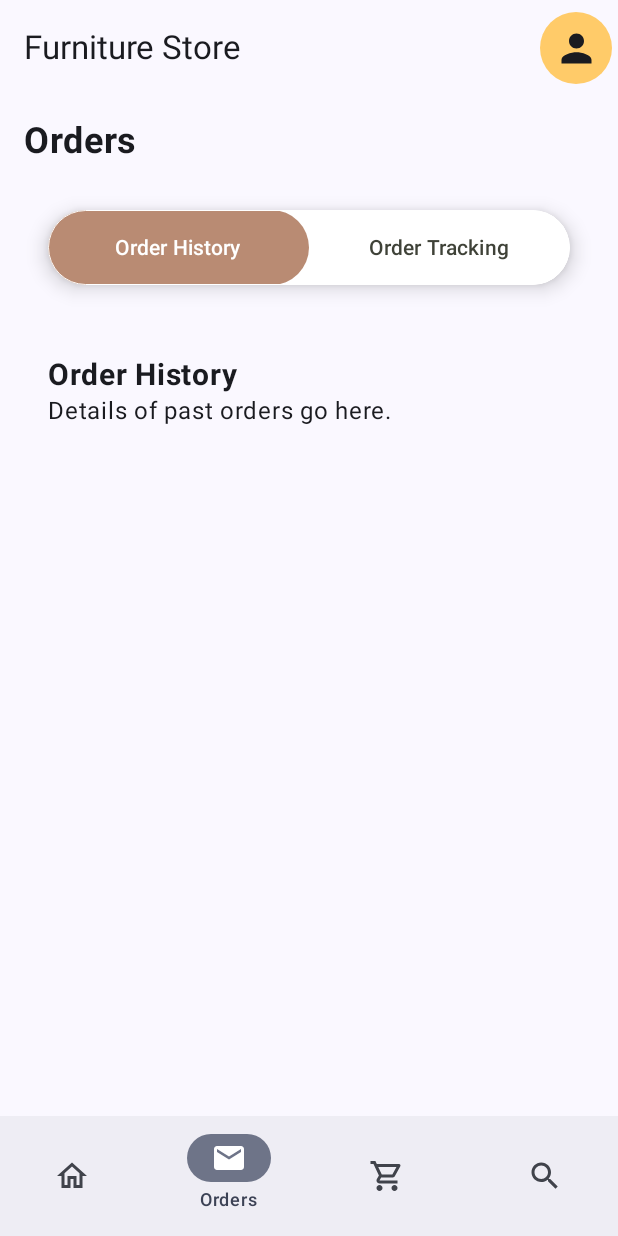
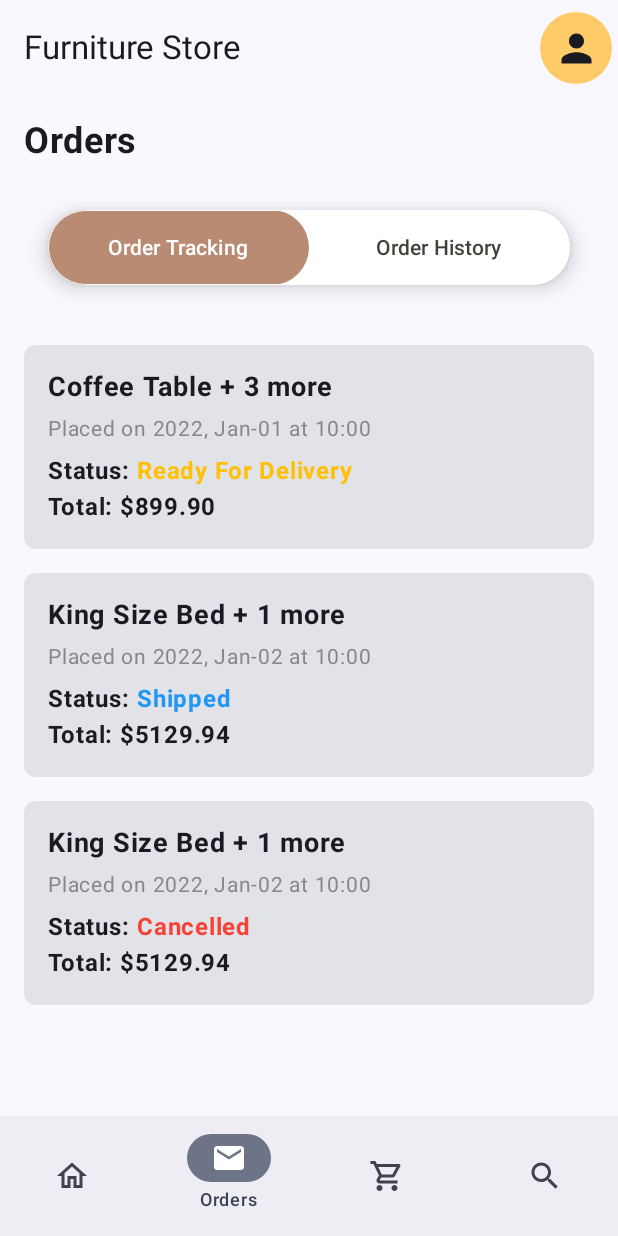
Before and after one commit to JaninduDiz/eCommerce-Android-App, an Android app built with Jetpack Compose: the screen it shows after launch (MainActivity), item 2 of the bottom bar chosen, on a phone screen of 412 x 824 dp. Run offline under Robolectric (Android 15) with nearby library versions, the phone set to English and light mode, and no system bars.

Commit message:
implement Order screen

```diff
--- a/app/src/main/java/com/example/shoppingapp/models/Order.kt
+++ b/app/src/main/java/com/example/shoppingapp/models/Order.kt
@@ -127,5 +127,43 @@ val sampleOrders = listOf(
         cancellationReason = null,
         note = "Deliver to the second floor.",
         createdAt = LocalDateTime.of(2022, 1, 2, 10, 0)
+    ),
+    Order(
+        id = "order_1727715349667",
+        customerId = "customer_456",
+        items = listOf(
+            OrderItem(
+                product = Product(
+                    productId = "20",
+                    name = "King Size Bed",
+                    category = Category(categoryId = "4", name = "Bedroom Furniture"),
+                    vendorId = "vendor3",
+                    isActive = true,
+                    price = 999.99,
+                    description = "King size bed with upholstered headboard and wooden frame.",
+                    stock = 4
+                ),
+                quantity = 5,
+                isDelivered = true
+            ),
+            OrderItem(
+                product = Product(
+                    productId = "21",
+                    name = "Nightstand",
+                    category = Category(categoryId = "4", name = "Bedroom Furniture"),
+                    vendorId = "vendor3",
+                    isActive = true,
+                    price = 129.99,
+                    description = "Modern nightstand with drawer and open shelf.",
+                    stock = 10
+                ),
+                quantity = 1,
+                isDelivered = true
+            )
+        ),
+        status = 4,
+        cancellationReason = null,
+        note = "Deliver to the second floor.",
+        createdAt = LocalDateTime.of(2022, 1, 2, 10, 0)
     )
 )
--- a/app/src/main/java/com/example/shoppingapp/views/OrderDetailsScreen.kt
+++ b/app/src/main/java/com/example/shoppingapp/views/OrderDetailsScreen.kt
@@ -6,11 +6,22 @@ import android.widget.Toast
 import androidx.annotation.RequiresApi
 import androidx.compose.foundation.Image
 import androidx.compose.foundation.clickable
-import androidx.compose.foundation.layout.*
+import androidx.compose.foundation.layout.Arrangement
+import androidx.compose.foundation.layout.Column
+import androidx.compose.foundation.layout.Row
+import androidx.compose.foundation.layout.Spacer
+import androidx.compose.foundation.layout.fillMaxSize
+import androidx.compose.foundation.layout.fillMaxWidth
+import androidx.compose.foundation.layout.height
+import androidx.compose.foundation.layout.padding
+import androidx.compose.foundation.layout.size
+import androidx.compose.foundation.layout.width
 import androidx.compose.foundation.lazy.LazyColumn
 import androidx.compose.foundation.lazy.items
 import androidx.compose.foundation.shape.RoundedCornerShape
-import androidx.compose.material3.*
+import androidx.compose.material3.ButtonDefaults
+import androidx.compose.material3.Card
+import androidx.compose.material3.Text
 import androidx.compose.runtime.Composable
 import androidx.compose.runtime.getValue
 import androidx.compose.runtime.mutableStateOf
@@ -124,8 +135,8 @@ fun OrderDetailsScreen(navController: NavController, orderId: String, orderState
 @Composable
 fun orderStatusText(status: Int): Pair<String, Color> {
     return when (status) {
-        0 -> "Placed" to Color(0xFF4CAF50) // Green
-        1 -> "Processing" to Color(0xFFFFC107) // Amber
+        0 -> "Processing" to Color(0xFF4CAF50) // Green
+        1 -> "Ready For Delivery" to Color(0xFFFFC107) // Amber
         2 -> "Shipped" to Color(0xFF2196F3) // Blue
         3 -> "Delivered" to Color(0xFF8BC34A) // Light Green
         4 -> "Cancelled" to Color(0xFFF44336) // Red
--- /dev/null
+++ b/app/src/main/java/com/example/shoppingapp/views/components/OrderSummaryCard.kt
@@ -0,0 +1,110 @@
+package com.example.shoppingapp.views.components
+
+import android.os.Build
+import androidx.annotation.RequiresApi
+import androidx.compose.foundation.clickable
+import androidx.compose.foundation.layout.Arrangement
+import androidx.compose.foundation.layout.Column
+import androidx.compose.foundation.layout.Row
+import androidx.compose.foundation.layout.fillMaxWidth
+import androidx.compose.foundation.layout.padding
+import androidx.compose.foundation.shape.RoundedCornerShape
+import androidx.compose.material3.Card
+import androidx.compose.material3.Text
+import androidx.compose.runtime.Composable
+import androidx.compose.ui.Modifier
+import androidx.compose.ui.graphics.Color
+import androidx.compose.ui.platform.LocalContext
+import androidx.compose.ui.text.font.FontWeight
+import androidx.compose.ui.tooling.preview.Preview
+import androidx.compose.ui.unit.dp
+import androidx.compose.ui.unit.sp
+import androidx.navigation.NavController
+import androidx.navigation.compose.rememberNavController
+import com.example.shoppingapp.models.Order
+import com.example.shoppingapp.models.sampleOrders
+import com.example.shoppingapp.views.orderStatusText
+import java.time.format.DateTimeFormatter
+
+@RequiresApi(Build.VERSION_CODES.O)
+@Composable
+fun OrderSummaryCard(
+    order: Order,
+    navController: NavController,
+) {
+    val context = LocalContext.current
+
+    // Format the date in "YYYY, MMM-DD at HH:mm"
+    val formattedDate = order.createdAt.format(DateTimeFormatter.ofPattern("yyyy, MMM-dd 'at' HH:mm"))
+
+    // Calculate total price
+    val totalAmount = order.items.sumOf { it.product.price * it.quantity }
+
+    // Extract the first product name
+    val firstProductName = order.items.first().product.name
+    val otherProductsCount = order.items.size - 1
+
+    // Title showing first product + other product count
+    val title = if (otherProductsCount > 0) {
+        "$firstProductName + $otherProductsCount more"
+    } else {
+        firstProductName
+    }
+
+    // Card to display order information
+    Card(
+        modifier = Modifier
+            .fillMaxWidth()
+            .padding(vertical = 8.dp)
+            .clickable {
+                // Navigate to the OrderDetails screen with the order ID
+                navController.navigate("orderDetails/${order.id}/false")
+            },
+       // elevation = 4.dp,
+        shape = RoundedCornerShape(8.dp)
+    ) {
+        Column(
+            modifier = Modifier.padding(16.dp)
+        ) {
+            Text(
+                text = title,
+                fontWeight = FontWeight.Bold,
+                fontSize = 18.sp,
+                modifier = Modifier.padding(bottom = 4.dp)
+            )
+            Text(
+                text = "Placed on $formattedDate",
+                fontSize = 14.sp,
+                color = Color.Gray,
+                modifier = Modifier.padding(bottom = 4.dp)
+            )
+            // Get the status text and color from the orderStatusText function
+            val (statusText, statusColor) = orderStatusText(order.status)
+            Row(
+                modifier = Modifier.fillMaxWidth(),
+                horizontalArrangement = Arrangement.Absolute.Left
+            ) {
+                Text(text = "Status: ", fontWeight = FontWeight.Bold)
+                Text(text = statusText, fontWeight = FontWeight.Bold, color = statusColor)
+            }
+            Text(
+                text = "Total: $${"%.2f".format(totalAmount)}",
+                fontWeight = FontWeight.Bold,
+                fontSize = 16.sp
+            )
+        }
+    }
+}
+
+@RequiresApi(Build.VERSION_CODES.O)
+@Preview(showBackground = true)
+@Composable
+fun OrderSummaryCardPreview() {
+    val sampleOrder = sampleOrders.first()
+    val navController = rememberNavController()
+
+    OrderSummaryCard(
+        order = sampleOrder,
+        navController = navController,
+    )
+}
--- /dev/null
+++ b/app/src/main/java/com/example/shoppingapp/views/components/OrderTrackingComponent.kt
@@ -0,0 +1,35 @@
+package com.example.shoppingapp.views.components
+
+import android.os.Build
+import androidx.annotation.RequiresApi
+import androidx.compose.foundation.layout.Column
+import androidx.compose.runtime.Composable
+import androidx.compose.ui.tooling.preview.Preview
+import androidx.navigation.NavController
+import androidx.navigation.compose.rememberNavController
+import com.example.shoppingapp.models.sampleOrders
+import com.example.shoppingapp.ui.theme.ShoppingAppTheme
+
+@RequiresApi(Build.VERSION_CODES.O)
+@Composable
+fun OrderTrackingComponent(navController: NavController) {
+    val orders = sampleOrders
+
+    Column {
+        for (order in orders) {
+            OrderSummaryCard(order = order, navController = navController)
+        }
+    }
+
+}
+
+@RequiresApi(Build.VERSION_CODES.O)
+@Preview(showBackground = true)
+@Composable
+fun OrderTrackingComponentPreview() {
+    ShoppingAppTheme {
+        OrderTrackingComponent(
+            navController = rememberNavController(),
+        )
+    }
+}
--- a/app/src/main/java/com/example/shoppingapp/views/tabViews/OrdersScreen.kt
+++ b/app/src/main/java/com/example/shoppingapp/views/tabViews/OrdersScreen.kt
@@ -1,31 +1,45 @@
 package com.example.shoppingapp.views.tabViews
 
+import android.os.Build
+import androidx.annotation.RequiresApi
 import androidx.compose.foundation.background
 import androidx.compose.foundation.border
-import androidx.compose.material3.Text
-import androidx.compose.runtime.Composable
-import androidx.compose.ui.Modifier
-import androidx.compose.ui.tooling.preview.Preview
-import androidx.compose.ui.unit.dp
-import androidx.compose.ui.unit.sp
-import androidx.compose.foundation.layout.*
+import androidx.compose.foundation.layout.Arrangement
+import androidx.compose.foundation.layout.Column
+import androidx.compose.foundation.layout.Row
+import androidx.compose.foundation.layout.Spacer
+import androidx.compose.foundation.layout.fillMaxSize
+import androidx.compose.foundation.layout.fillMaxWidth
+import androidx.compose.foundation.layout.height
+import androidx.compose.foundation.layout.padding
 import androidx.compose.foundation.shape.RoundedCornerShape
 import androidx.compose.material3.Button
 import androidx.compose.material3.ButtonDefaults
+import androidx.compose.material3.Text
+import androidx.compose.runtime.Composable
 import androidx.compose.runtime.getValue
 import androidx.compose.runtime.mutableIntStateOf
 import androidx.compose.runtime.remember
 import androidx.compose.runtime.setValue
 import androidx.compose.ui.Alignment
+import androidx.compose.ui.Modifier
 import androidx.compose.ui.draw.shadow
 import androidx.compose.ui.graphics.Color
 import androidx.compose.ui.text.font.FontWeight
+import androidx.compose.ui.tooling.preview.Preview
+import androidx.compose.ui.unit.dp
+import androidx.compose.ui.unit.sp
 import androidx.navigation.NavController
 import androidx.navigation.compose.rememberNavController
 import com.example.shoppingapp.ui.theme.ShoppingAppTheme
+import com.example.shoppingapp.views.components.OrderHistoryComponent
+import com.example.shoppingapp.views.components.OrderTrackingComponent
 
+@RequiresApi(Build.VERSION_CODES.O)
 @Composable
 fun OrdersScreen(navController: NavController) {
+    var selectedTab by remember { mutableIntStateOf(0) }
+
     Column(
         modifier = Modifier
             .fillMaxSize()
@@ -38,14 +52,20 @@ fun OrdersScreen(navController: NavController) {
             modifier = Modifier.padding(bottom = 16.dp)
         )
 
-        OrderSelector()
+        OrderSelector(selectedTab = selectedTab, onTabSelected = { selectedTab = it })
+
+        Spacer(modifier = Modifier.height(16.dp))
+
+        when (selectedTab) {
+            0 -> OrderTrackingComponent(navController)
+            1 -> OrderHistoryComponent(navController)
+        }
     }
 }
 
+@RequiresApi(Build.VERSION_CODES.O)
 @Composable
-fun OrderSelector() {
-    var selectedTab by remember { mutableIntStateOf(0) }
-
+fun OrderSelector(selectedTab: Int, onTabSelected: (Int) -> Unit) {
     val activeButtonColor = Color(0xFFB98B73)  // Active button background color
     val inactiveButtonColor = Color.White
     val activeTextColor = Color.White
@@ -62,9 +82,9 @@ fun OrderSelector() {
         horizontalArrangement = Arrangement.SpaceBetween,
         verticalAlignment = Alignment.CenterVertically
     ) {
-        // Order History Button
+        // Order Tracking Button
         Button(
-            onClick = { selectedTab = 0 },
+            onClick = { onTabSelected(0) }, // Update the selectedTab when clicked
             colors = ButtonDefaults.buttonColors(
                 containerColor = if (selectedTab == 0) activeButtonColor else inactiveButtonColor
             ),
@@ -72,17 +92,16 @@ fun OrderSelector() {
             modifier = Modifier
                 .weight(1f)
                 .height(50.dp)
-
         ) {
             Text(
-                text = "Order History",
+                text = "Order Tracking",
                 color = if (selectedTab == 0) activeTextColor else inactiveTextColor
             )
         }
 
-        // Order Tracking Button
+        // Order History Button
         Button(
-            onClick = { selectedTab = 1 },
+            onClick = { onTabSelected(1) }, // Update the selectedTab when clicked
             colors = ButtonDefaults.buttonColors(
                 containerColor = if (selectedTab == 1) activeButtonColor else inactiveButtonColor
             ),
@@ -90,51 +109,16 @@ fun OrderSelector() {
             modifier = Modifier
                 .weight(1f)
                 .height(50.dp)
-
         ) {
             Text(
-                text = "Order Tracking",
+                text = "Order History",
                 color = if (selectedTab == 1) activeTextColor else inactiveTextColor
             )
         }
     }
-
-    Spacer(modifier = Modifier.height(16.dp))
-
-
-    when (selectedTab) {
-        0 -> OrderHistoryComponent()
-        1 -> OrderTrackingComponent()
-    }
 }
 
-
-@Composable
-fun OrderHistoryComponent() {
-    Column(
-        modifier = Modifier
-            .fillMaxWidth()
-            .padding(16.dp)
-    ) {
-        Text(text = "Order History", fontWeight = FontWeight.Bold, fontSize = 20.sp)
-
-        Text(text = "Details of past orders go here.")
-    }
-}
-
-@Composable
-fun OrderTrackingComponent() {
-    Column(
-        modifier = Modifier
-            .fillMaxWidth()
-            .padding(16.dp)
-    ) {
-        Text(text = "Order Tracking", fontWeight = FontWeight.Bold, fontSize = 20.sp)
-
-        Text(text = "Current order tracking details go here.")
-    }
-}
-
+@RequiresApi(Build.VERSION_CODES.O)
 @Preview(showBackground = true)
 @Composable
 fun OrdersScreenPreview() {
```
Also changed, not shown: app/src/main/java/com/example/shoppingapp/views/components/OrderHistoryComponent.kt (added, +35 -0 lines).
